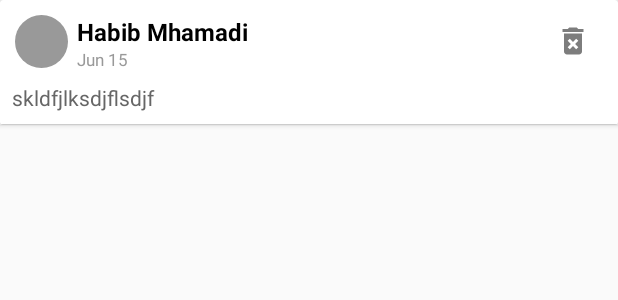
After one commit to seungking/Android_Blog, an Android app: the layout layout_comment.xml on its own in the app's theme, with its tools: preview values and no code run, on a phone screen of 412 x 824 dp. The commit adds this screen. Shown: the top 300 px of the screen. Run offline under Robolectric (Android 15) with nearby library versions, the phone set to English and light mode, and no system bars; network calls fail.

Commit message:
20200816
- part 11, 12 완료
코멘트 기능 추가 / 추가 삭제

```diff
--- a/app/src/main/AndroidManifest.xml
+++ b/app/src/main/AndroidManifest.xml
@@ -12,7 +12,8 @@
         android:supportsRtl="true"
         android:theme="@style/AppTheme"
         android:usesCleartextTraffic="true">
-        <activity android:name=".EditPostActivity"></activity>
+        <activity android:name=".CommentActivity"></activity>
+        <activity android:name=".EditPostActivity" />
         <activity android:name=".AddPostActivity" />
         <activity android:name=".HomeActivity" />
         <activity android:name=".UserInfoActivity" />
--- a/app/src/main/java/com/android_blog/Constant.java
+++ b/app/src/main/java/com/android_blog/Constant.java
@@ -1,7 +1,7 @@
 package com.android_blog;
 
 public class Constant {
-    public static final String URL = "http://192.168.43.213/";
+    public static final String URL = "http://172.30.1.11/";
     public static final String HOME = URL+"api";
     public static final String LOGIN = HOME+"/login";
     public static final String LOGOUT = HOME+"/logout";
--- /dev/null
+++ b/app/src/main/res/layout/layout_comment.xml
@@ -0,0 +1,79 @@
+<?xml version="1.0" encoding="utf-8"?>
+<androidx.cardview.widget.CardView xmlns:android="http://schemas.android.com/apk/res/android"
+     android:layout_width="match_parent"
+    android:layout_height="wrap_content">
+
+    <LinearLayout
+        android:layout_width="match_parent"
+        android:orientation="vertical"
+        android:layout_height="wrap_content">
+
+        <LinearLayout
+            android:layout_width="match_parent"
+            android:orientation="horizontal"
+            android:padding="10dp"
+            android:layout_height="wrap_content">
+
+            <de.hdodenhof.circleimageview.CircleImageView
+                android:layout_width="35dp"
+                android:src="@color/colorLightGrey"
+                android:id="@+id/imgCommentProfile"
+                android:layout_height="35dp"/>
+
+            <LinearLayout
+                android:layout_width="0dp"
+                android:layout_weight="1"
+                android:paddingLeft="6dp"
+                android:orientation="vertical"
+                android:layout_height="match_parent">
+
+                <TextView
+                    android:layout_width="wrap_content"
+                    android:textSize="16sp"
+                    android:textColor="@color/colorBlack"
+                    android:textStyle="bold"
+                    android:id="@+id/txtCommentName"
+                    android:text="Habib Mhamadi"
+                    android:layout_height="wrap_content"/>
+
+                <TextView
+                    android:layout_width="wrap_content"
+                    android:textSize="11sp"
+                    android:id="@+id/txtCommentDate"
+                    android:textColor="@color/colorLightGrey"
+                    android:text="Jun 15"
+                    android:layout_height="wrap_content"/>
+
+            </LinearLayout>
+
+            <ImageButton
+                android:layout_width="wrap_content"
+                android:layout_marginRight="8dp"
+                android:src="@drawable/ic_delete_forever_black_24dp"
+                android:background="@android:color/transparent"
+                android:layout_gravity="center_vertical"
+                android:id="@+id/btnDeleteComment"
+                android:layout_height="wrap_content"/>
+
+
+        </LinearLayout>
+
+        <TextView
+            android:layout_width="match_parent"
+            android:id="@+id/txtCommentText"
+            android:textSize="14sp"
+            android:textColor="@color/colorGrey"
+            android:paddingLeft="8dp"
+            android:paddingRight="8dp"
+            android:paddingBottom="8dp"
+            android:text="skldfjlksdjflsdjf"
+            android:layout_height="wrap_content"/>
+
+        <VideoView
+            android:layout_width="match_parent"
+            android:background="#cccccc"
+            android:layout_height="1px"/>
+
+    </LinearLayout>
+
+</androidx.cardview.widget.CardView>
```
Also changed, not shown: app/src/main/java/com/android_blog/Adapters/CommentsAdapter.java (added, +161 -0 lines), app/src/main/java/com/android_blog/Adapters/PostsAdapter.java (+9 -8 lines), app/src/main/java/com/android_blog/CommentActivity.java (added, +189 -0 lines), app/src/main/java/com/android_blog/Models/Comment.java (added, +42 -0 lines), app/src/main/res/layout/activity_comment.xml (added, +91 -0 lines).
